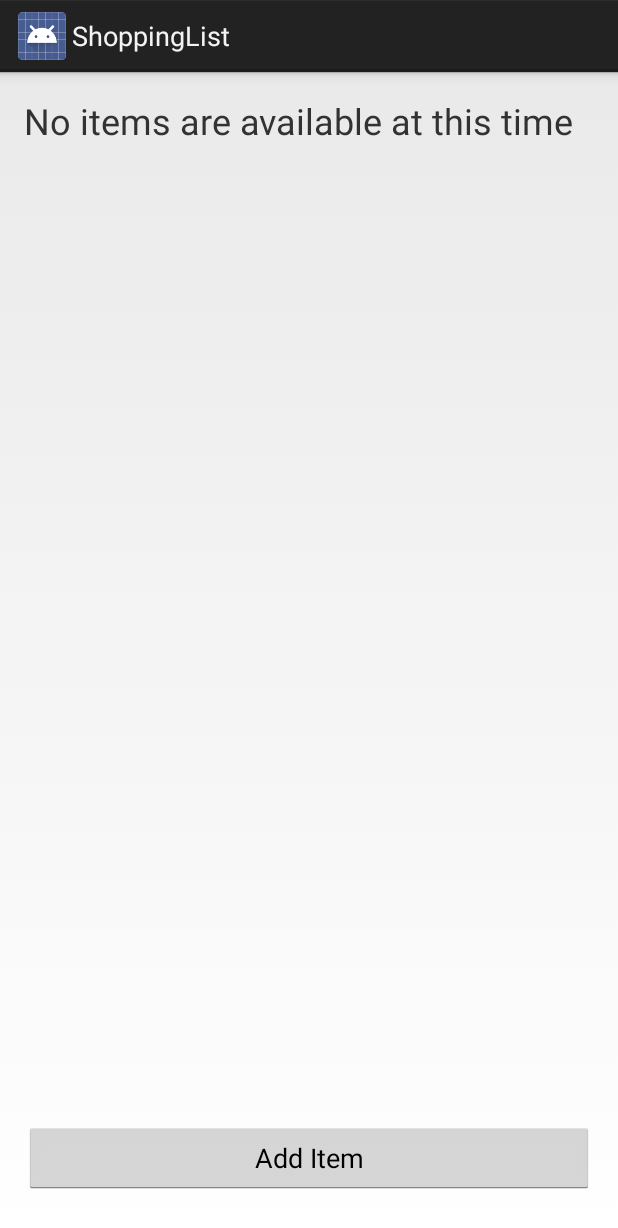
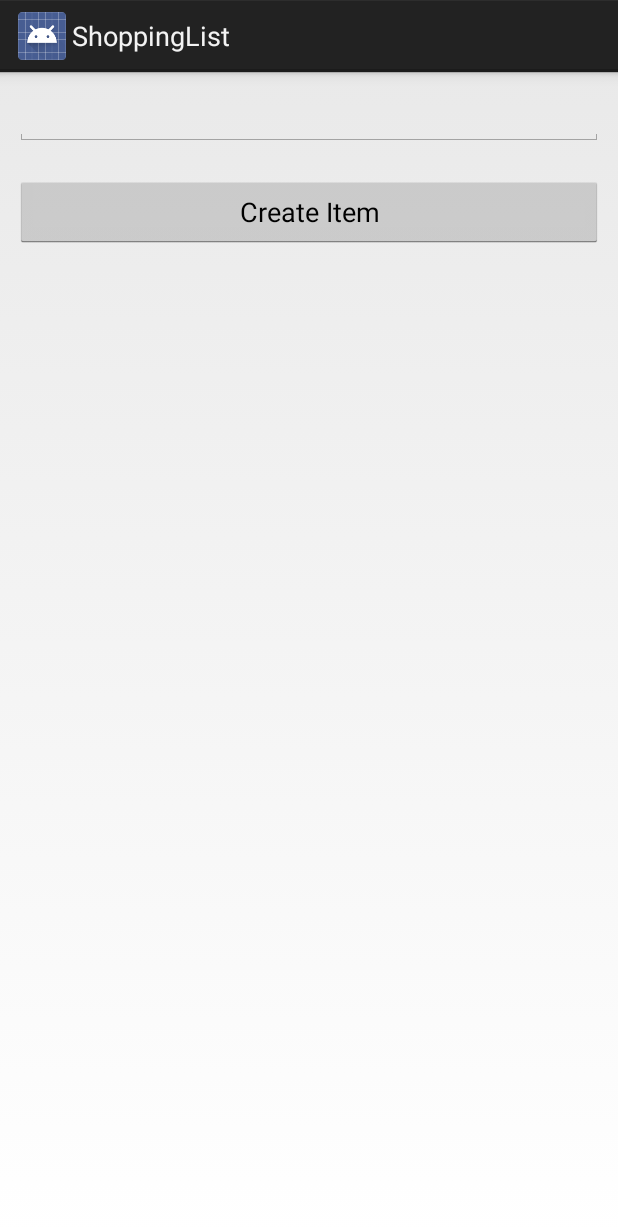
Before and after one commit to caspian311/ShoppingList, an Android app: the screen it shows after launch (MainActivity before the commit, NewItemActivity after it), after a tap on "Add Item", on a phone screen of 412 x 824 dp. Shown: the top 1228 px of the screen. Run offline under Robolectric (Android 15) with nearby library versions, the light colour scheme and no system bars.

Commit message:
added new screen for adding items

```diff
--- a/app/src/main/AndroidManifest.xml
+++ b/app/src/main/AndroidManifest.xml
@@ -19,6 +19,9 @@
             </intent-filter>
         </activity>
 
+        <activity
+            android:name="net.todd.shoppinglist.NewItemActivity"
+            android:label="@string/app_name" />
 
         <provider
             android:name="net.todd.shoppinglist.ListContentProvider"
--- a/app/src/main/java/net/todd/shoppinglist/MainActivity.java
+++ b/app/src/main/java/net/todd/shoppinglist/MainActivity.java
@@ -7,6 +7,7 @@ import android.content.AsyncQueryHandler;
 import android.content.ContentValues;
 import android.content.CursorLoader;
 import android.content.DialogInterface;
+import android.content.Intent;
 import android.content.Loader;
 import android.database.Cursor;
 import android.net.Uri;
@@ -23,6 +24,8 @@ import android.widget.TextView;
 
 public class MainActivity extends Activity implements LoaderManager.LoaderCallbacks<Cursor> {
     private static final int SHOPPING_LIST_LOADER = 1;
+    private static final int NEW_ITEM_REQUEST = Activity.RESULT_FIRST_USER + 1;
+
     private Uri uri;
     private SimpleCursorAdapter adapter;
 
@@ -79,20 +82,33 @@ public class MainActivity extends Activity implements LoaderManager.LoaderCallba
         findViewById(R.id.add_item_button).setOnClickListener(new View.OnClickListener() {
             @Override
             public void onClick(View v) {
-                ContentValues contentValues = new ContentValues();
-                contentValues.put("value", "monkey");
-
-                new AsyncQueryHandler(getContentResolver()) {
-                    @Override
-                    protected void onInsertComplete(int token, Object cookie, Uri uri) {
-                        super.onInsertComplete(token, cookie, uri);
-                        getLoaderManager().restartLoader(SHOPPING_LIST_LOADER, null, MainActivity.this);
-                    }
-                }.startInsert(-1, null, uri, contentValues);
+                startActivityForResult(new Intent(MainActivity.this, NewItemActivity.class), NEW_ITEM_REQUEST);
             }
         });
 
         getLoaderManager().restartLoader(SHOPPING_LIST_LOADER, null, this);
+    }
+
+    @Override
+    protected void onActivityResult(int requestCode, int resultCode, Intent data) {
+        super.onActivityResult(requestCode, resultCode, data);
+
+        if (resultCode == Activity.RESULT_OK) {
+            doInsert(data.getStringExtra(NewItemActivity.NEW_ITEM_NAME));
+        }
+    }
+
+    private void doInsert(String newItemName) {
+        ContentValues contentValues = new ContentValues();
+        contentValues.put("value", newItemName);
+
+        new AsyncQueryHandler(getContentResolver()) {
+            @Override
+            protected void onInsertComplete(int token, Object cookie, Uri uri) {
+                super.onInsertComplete(token, cookie, uri);
+                getLoaderManager().restartLoader(SHOPPING_LIST_LOADER, null, MainActivity.this);
+            }
+        }.startInsert(-1, null, uri, contentValues);
     }
 
     @Override
--- /dev/null
+++ b/app/src/main/java/net/todd/shoppinglist/NewItemActivity.java
@@ -0,0 +1,69 @@
+package net.todd.shoppinglist;
+
+import android.app.Activity;
+import android.content.Intent;
+import android.os.Bundle;
+import android.text.Editable;
+import android.text.TextWatcher;
+import android.view.View;
+import android.widget.Button;
+import android.widget.EditText;
+
+public class NewItemActivity extends Activity {
+    public static final String NEW_ITEM_NAME = "newItemName";
+
+    private TextWatcher textChangedListener;
+    private EditText newItemText;
+    private Button addItemButton;
+
+    @Override
+    protected void onCreate(Bundle savedInstanceState) {
+        super.onCreate(savedInstanceState);
+        setContentView(R.layout.activity_new_item);
+
+        newItemText = (EditText)findViewById(R.id.new_item_text);
+        addItemButton = (Button)findViewById(R.id.create_new_item);
+
+        textChangedListener = new TextWatcher() {
+            @Override
+            public void beforeTextChanged(CharSequence s, int start, int count, int after) {
+            }
+
+            @Override
+            public void onTextChanged(CharSequence s, int start, int before, int count) {
+            }
+
+            @Override
+            public void afterTextChanged(Editable s) {
+                addItemButton.setEnabled(newItemText.getText().toString().length() != 0);
+            }
+        };
+    }
+
+    @Override
+    protected void onResume() {
+        super.onResume();
+
+        newItemText.addTextChangedListener(textChangedListener);
+
+        addItemButton.setOnClickListener(new View.OnClickListener() {
+            @Override
+            public void onClick(View v) {
+                String newItemName = newItemText.getText().toString();
+
+                Intent intent = new Intent();
+                intent.putExtra(NEW_ITEM_NAME, newItemName);
+                setResult(Activity.RESULT_OK, intent);
+                finish();
+            }
+        });
+    }
+
+    @Override
+    protected void onPause() {
+        super.onPause();
+
+        addItemButton.setOnClickListener(null);
+        newItemText.removeTextChangedListener(textChangedListener);
+    }
+}
--- /dev/null
+++ b/app/src/main/res/layout/activity_new_item.xml
@@ -0,0 +1,19 @@
+<?xml version="1.0" encoding="utf-8"?>
+<LinearLayout xmlns:android="http://schemas.android.com/apk/res/android"
+    android:orientation="vertical" android:layout_width="match_parent"
+    android:layout_height="match_parent">
+
+    <EditText
+        android:id="@+id/new_item_text"
+        android:layout_margin="10dp"
+        android:layout_width="match_parent"
+        android:layout_height="wrap_content" />
+
+    <Button
+        android:id="@+id/create_new_item"
+        android:text="@string/create_new_item"
+        android:layout_margin="10dp"
+        android:layout_width="match_parent"
+        android:layout_height="wrap_content" />
+
+</LinearLayout>
--- a/app/src/main/res/values/strings.xml
+++ b/app/src/main/res/values/strings.xml
@@ -8,5 +8,6 @@
     <string name="delete_button_text">Delete?</string>
     <string name="cancel_delete_button">Nevermind</string>
     <string name="no_items_available">No items are available at this time</string>
+    <string name="create_new_item">Create Item</string>
 
 </resources>
```
